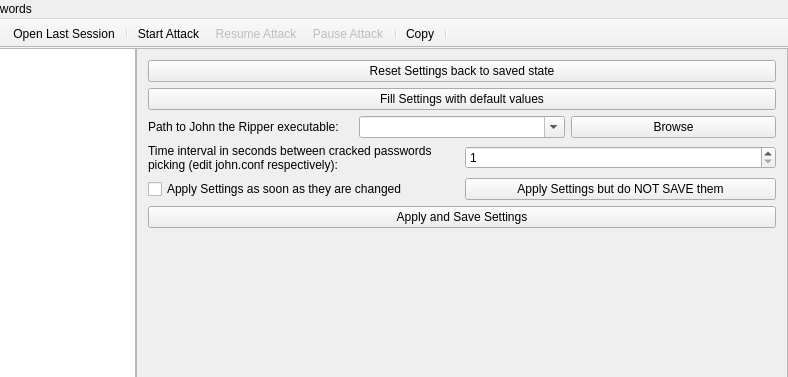
Above: mainwindow.ui from openwall/johnny before the change; both pictures show x 120 to 908 and y 0 to 377 of the 908 by 993 pixel window. Below: the same form after it.
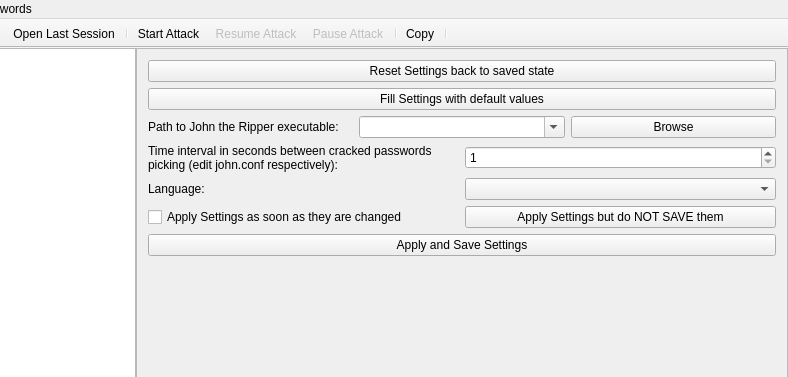
That is the form after the change. The open tabs and pages were chosen to show the change. Icons and pictures are not drawn.

Commit message: Add dynamic translation from the settings and redesign translation handling to give this responsability to a new class instead of MainWindow which has already a lot of responsabilities

```diff
--- a/mainwindow.ui
+++ b/mainwindow.ui
@@ -1061,6 +1061,14 @@
              <bool>true</bool>
            </property>
          <widget class="QWidget" name="settingsPage">
+           <property name="geometry">
+            <rect>
+             <x>0</x>
+             <y>0</y>
+             <width>650</width>
+             <height>852</height>
+            </rect>
+           </property>
           <layout class="QVBoxLayout" name="verticalLayout_10">
            <item>
             <widget class="QPushButton" name="pushButton_ResetSettings">
@@ -1125,6 +1133,20 @@
              </item>
             </layout>
            </item>
+            <item>
+             <layout class="QHBoxLayout" name="language_layout">
+              <item>
+               <widget class="QLabel" name="label_Language">
+                <property name="text">
+                 <string>Language:</string>
+                </property>
+               </widget>
+              </item>
+              <item>
+               <widget class="QComboBox" name="comboBox_LanguageSelection"/>
+              </item>
+             </layout>
+            </item>
            <item>
             <layout class="QHBoxLayout" name="horizontalLayout_13">
              <item>
```
Left out of the diff: 342 changed lines with no effect on the pictures. Lines whose indentation alone changed are shown as unchanged. The commit also changes 5 other files.
